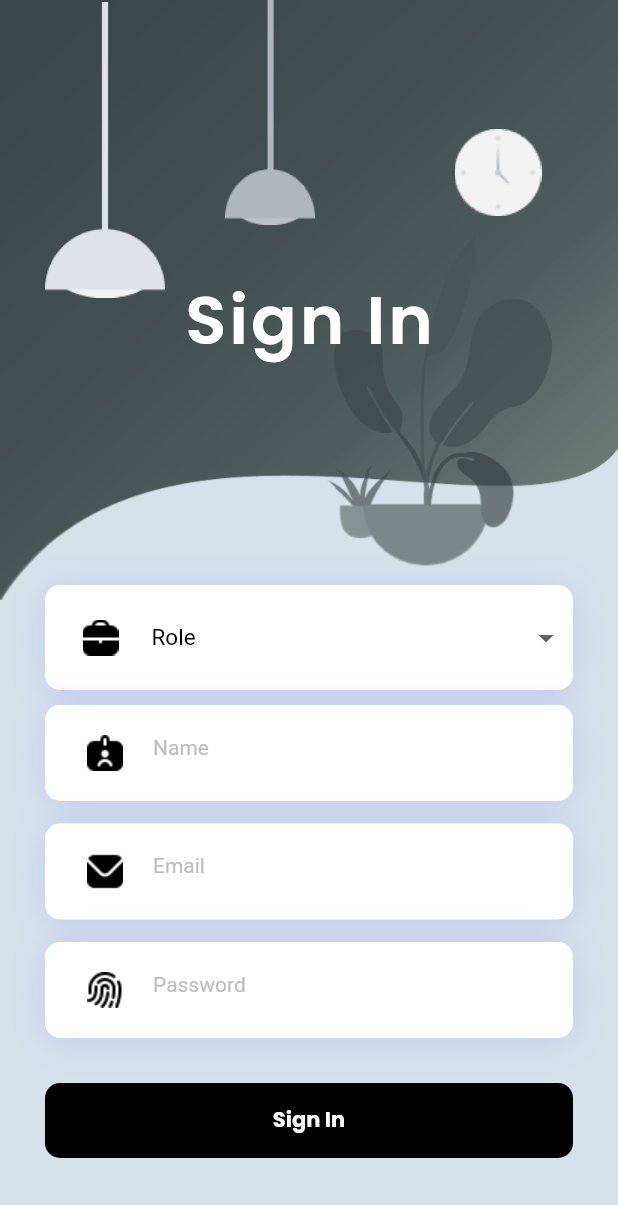
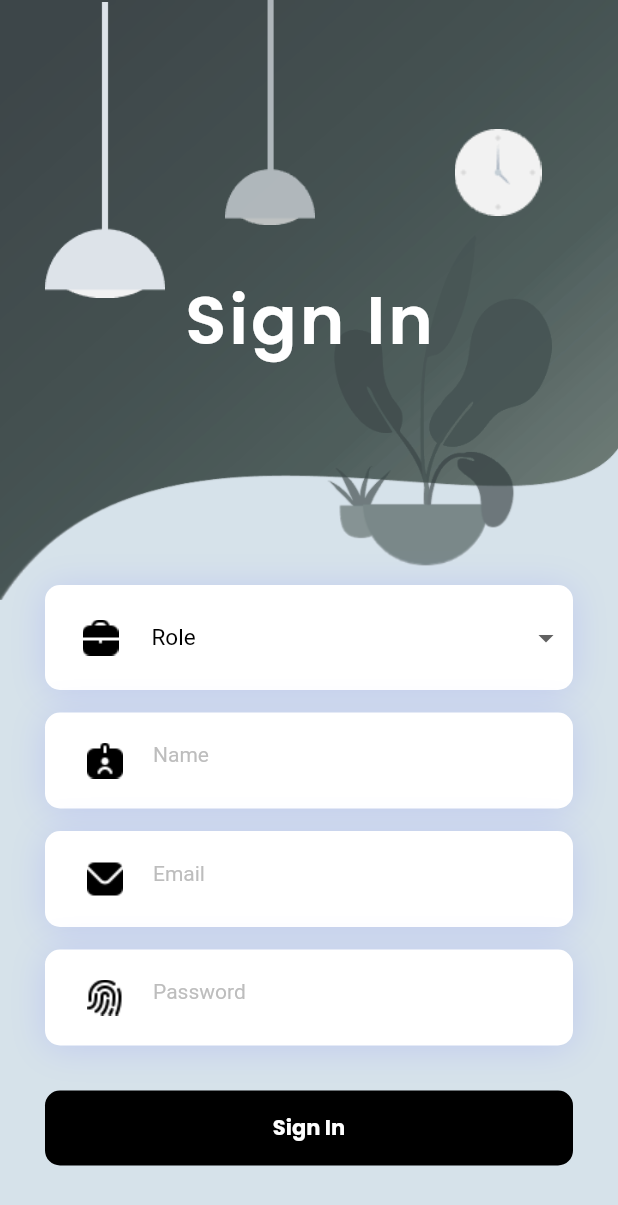
Before and after one commit to BriceJoshy/piXeller, a Flutter app: the SignInPage screen opened directly, on a phone screen of 412 x 824 dp. Shown: the top 1205 px of the screen. Run offline on Flutter 3.47's test engine with Material 2 defaults, Android fonts, the phone set to English and light mode, and no system bars; our stand-ins replace cloud_firestore, firebase_auth, firebase_core, firebase_messaging, firebase_storage, flutter_svg and 4 more; missing offline and left inert: flutter_animated_button; accounts and stored records are empty.

Commit message:
api dart file

```diff
--- /dev/null
+++ b/lib/src/apis/api.dart
@@ -0,0 +1,6 @@
+import 'package:flutter/material.dart';
+import 'package:cloud_firestore/cloud_firestore.dart';
+import 'package:firebase_auth/firebase_auth.dart';
+import 'package:firebase_messaging/firebase_messaging.dart';
+import 'package:firebase_storage/firebase_storage.dart';
+import 'package:http/http.dart';
--- a/lib/src/features/authentication/screens/signinpage/signinpage.dart
+++ b/lib/src/features/authentication/screens/signinpage/signinpage.dart
@@ -1,3 +1,4 @@
+import 'package:flutter/gestures.dart';
 import 'package:flutter/material.dart';
 import 'package:google_fonts/google_fonts.dart';
 import 'package:mini_project_1/src/common_widgets/mydropdownmenu.dart';
@@ -111,7 +112,7 @@ class _SignInPageState extends State<SignInPage> {
                       children: [
                         MyDropDown(myList: myList, isEdit: false),
                         const SizedBox(
-                          height: 10,
+                          height: 15,
                         ),
                         Container(
                           padding: const EdgeInsets.all(8),
@@ -239,9 +240,6 @@ class _SignInPageState extends State<SignInPage> {
                       ),
                     ),
                   ),
-                  const SizedBox(
-                    height: 70,
-                  ),
                 ],
               ),
             ),
--- a/pubspec.yaml
+++ b/pubspec.yaml
@@ -36,7 +36,6 @@ dependencies:
   # Use with the CupertinoIcons class for iOS style icons.
   cupertino_icons: ^1.0.2
   flutter_gif: ^0.0.4
-  google_fonts: ^5.0.0
   liquid_swipe: ^3.1.0
   smooth_page_indicator: ^1.1.0
   simple_animations: ^5.0.1
@@ -48,8 +47,11 @@ dependencies:
   firebase_core: ^2.13.1
   firebase_auth: ^4.6.2
   firebase_messaging: ^14.6.2
+  firebase_storage: ^11.2.2
   cloud_firestore: ^4.8.0
   get: ^4.6.5
+  http: ^0.13.6
+  google_fonts: ^4.0.4
 
 dev_dependencies:
   flutter_test:
```
Also changed, not shown: pubspec.lock, 1 other file.
